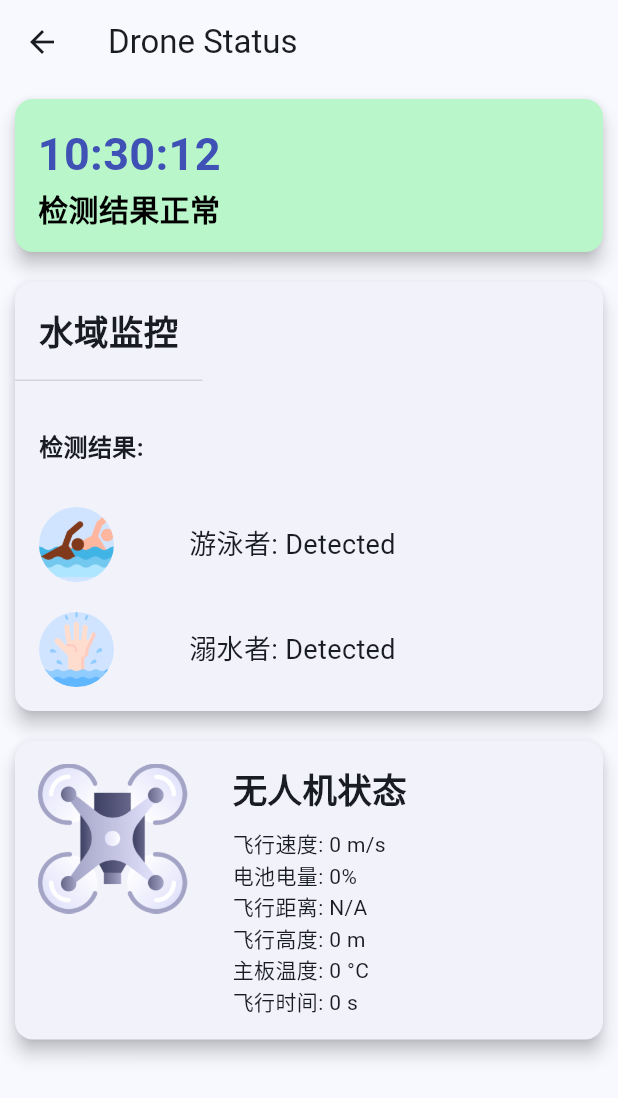
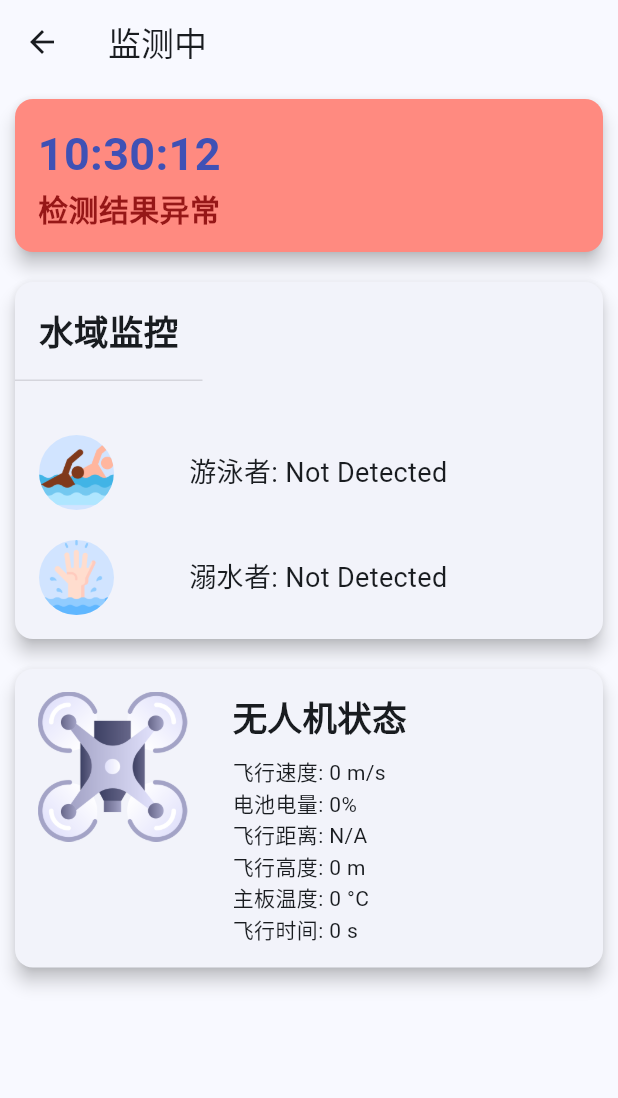
Before and after one commit to magician10001/huiyan, a Flutter app: the OutdoorPage screen opened directly with empty values, on a phone screen of 412 x 824 dp. Shown: the top 1098 px of the screen. Run offline on Flutter 3.47's test engine with Material 2 defaults, Android fonts, the phone set to English and light mode, and no system bars; our stand-ins replace dio; network calls fail.

Commit message:
drone status realtime update

```diff
--- a/lib/detection_result_card.dart
+++ b/lib/detection_result_card.dart
@@ -2,20 +2,39 @@ import 'package:flutter/material.dart';
 import 'current_time.dart';
 
 class DetectionResultCard extends StatelessWidget {
-  final String result;
+  final int drowningCount;
   final String time;
 
   DetectionResultCard({
-    required this.result,
+    required this.drowningCount,
     required this.time,
   });
 
   @override
   Widget build(BuildContext context) {
+    String displayText;
+    Color textColor;
+    Color? backgroundColor;
+
+    if (drowningCount == '-1') {
+      displayText = '检测结果未知';
+      textColor = Color(0xE4B6961F);
+      backgroundColor = Color(0xE4E8E8E8);
+    } else if (drowningCount == 0) {
+      displayText = '检测结果正常';
+      textColor = Color(0xE4050B34);
+      backgroundColor = Colors.greenAccent[100];
+    } else {
+      displayText = '检测结果异常';
+      textColor = Color(0xFF961717);
+      backgroundColor = Colors.redAccent[100];
+    }
+
+
     return Card(
       elevation: 5,
       margin: EdgeInsets.all(10),
-      color: Colors.greenAccent[100],
+      color: backgroundColor,
       child: Padding(
         padding: EdgeInsets.all(15),
         child: Row(
@@ -24,11 +43,11 @@ class DetectionResultCard extends StatelessWidget {
               children: [
                 ClockWidget(),
                 Text(
-                  '检测结果正常',
+                  displayText,
                   style: TextStyle(
                     fontSize: 20,
                     fontWeight: FontWeight.bold,
-                    color: Colors.black,
+                    color: textColor,
                   ),
                 ),
               ],
--- /dev/null
+++ b/lib/detection_result_provider.dart
@@ -0,0 +1,60 @@
+import 'dart:async';
+import 'package:flutter/material.dart';
+import 'package:dio/dio.dart';
+
+class DetectionResult {
+  final int swimmerCount;
+  final int drowningCount;
+
+  DetectionResult({
+    required this.swimmerCount,
+    required this.drowningCount,
+  });
+}
+
+class DetectionResultProvider with ChangeNotifier {
+  DetectionResult? _detectionResult;
+  late StreamController<DetectionResult?> _resultController;
+
+  DetectionResultProvider() {
+    _detectionResult = null;
+    _resultController = StreamController<DetectionResult?>.broadcast();
+  }
+
+  DetectionResult? get detectionResult => _detectionResult;
+
+  Stream<DetectionResult?> get resultStream => _resultController.stream;
+
+  void updateDetectionResult(DetectionResult result) {
+    _detectionResult = result;
+    _resultController.add(_detectionResult);
+    notifyListeners();
+  }
+
+  void dispose() {
+    _resultController.close();
+    super.dispose();
+  }
+
+  Future<void> getDetectionResult(String drone_id) async {
+    final dio = Dio(BaseOptions(baseUrl: "http://116.63.13.38:80", connectTimeout: const Duration(seconds: 3), receiveTimeout: const Duration(seconds: 3)));
+
+    try {
+      final response = await dio.get("/get_result/$drone_id");
+      if (response.statusCode == 200) {
+        // Parse the response and return the result
+        final Map<String, dynamic> responseData = response.data[0];
+        print('Response data: $responseData');
+        final DetectionResult result = DetectionResult(
+          swimmerCount: responseData['swimmerCount'],
+          drowningCount: responseData['drowningCount'],
+        );
+        updateDetectionResult(result);
+      } else {
+        print('Error getting detection result');
+      }
+    } on DioException catch (e) {
+      print('Error getting detection result: $e');
+    }
+  }
+}
--- a/lib/outdoor_page.dart
+++ b/lib/outdoor_page.dart
@@ -1,6 +1,7 @@
 import 'package:flutter/material.dart';
 import 'package:provider/provider.dart';
 import 'package:seye/drone_status_provider.dart';
+import 'package:seye/detection_result_provider.dart';
 import 'drone_states_card.dart';
 import 'dart:async';
 import 'detection_result_card.dart';
@@ -24,6 +25,7 @@ class _OutdoorPageState extends State<OutdoorPage> {
     // Start a timer to get drone status every 3 seconds
     _timer = Timer.periodic(Duration(seconds: 1), (timer) {
       Provider.of<DroneStatusProvider>(context, listen: false).getDroneStatus(widget.drone_id);
+      Provider.of<DetectionResultProvider>(context, listen: false).getDetectionResult(widget.drone_id);
     });
   }
 
@@ -36,12 +38,26 @@ class _OutdoorPageState extends State<OutdoorPage> {
   Widget build(BuildContext context) {
     return Scaffold(
       appBar: AppBar(
-        title: Text('Drone Status'),
+        title: Text('${widget.drone_id}监测中'),
       ),
       body: Column(
         children: [
-          DetectionResultCard(result: 'result', time: 'time'),
-          SwimmingPoolDetectionCard(),
+          Consumer<DetectionResultProvider>(
+            builder: (context, detectionResultProvider, child) {
+              return DetectionResultCard(
+                drowningCount: detectionResultProvider.detectionResult?.drowningCount ?? -1,
+                time: 'time'
+              );
+            },
+          ),
+          Consumer<DetectionResultProvider>(
+            builder: (context, detectionResultProvider, child) {
+              return SwimmingPoolDetectionCard(
+                swimmerCount: detectionResultProvider.detectionResult?.swimmerCount ?? 0,
+                drowningCount: detectionResultProvider.detectionResult?.drowningCount ?? 0,
+              );
+            },
+          ),
           // Use Consumer to listen to changes in DroneStatusProvider
           Consumer<DroneStatusProvider>(
             builder: (context, droneStatusProvider, child) {
--- a/lib/test.dart
+++ b/lib/test.dart
@@ -1,6 +1,14 @@
 import 'package:flutter/material.dart';
 
 class SwimmingPoolDetectionCard extends StatelessWidget {
+  final int swimmerCount;
+  final int drowningCount;
+
+  SwimmingPoolDetectionCard({
+    required this.swimmerCount,
+    required this.drowningCount,
+  });
+
   @override
   Widget build(BuildContext context) {
     return Card(
@@ -27,14 +35,8 @@ class SwimmingPoolDetectionCard extends StatelessWidget {
             child: Column(
               crossAxisAlignment: CrossAxisAlignment.start,
               children: [
-                const SizedBox(height: 16),
-                const Text(
-                  '检测结果:',
-                  style: TextStyle(fontSize: 16, fontWeight: FontWeight.bold),
-                ),
-                const SizedBox(height: 8),
-                _buildDetectionResult('游泳者', true, 'assets/swimming.png'),
-                _buildDetectionResult('溺水者', true, 'assets/drowning.png'),
+                _buildDetectionResult('游泳者', swimmerCount, 'assets/swimming.png'),
+                _buildDetectionResult('溺水者', drowningCount, 'assets/drowning.png'),
               ],
             ),
           ),
@@ -54,7 +56,7 @@ class SwimmingPoolDetectionCard extends StatelessWidget {
     );
   }
 
-  Widget _buildDetectionResult(String element, bool detected, String image) {
+  Widget _buildDetectionResult(String element, int detected, String image) {
     return Column(
       children: [
         const SizedBox(height: 20),
@@ -64,12 +66,12 @@ class SwimmingPoolDetectionCard extends StatelessWidget {
             CircleAvatar(
               backgroundImage: AssetImage(image),
               radius: 25,
-              child: detected
-                  ? null
-                  : Text(element[0], style: const TextStyle(fontSize: 20)),
+              // child: detected
+              //     ? null
+              //     : Text(element[0], style: const TextStyle(fontSize: 20)),
             ),
             const SizedBox(width: 50),
-            Text('$element: ${detected ? 'Detected' : 'Not Detected'}',
+            Text('$element: ${detected > 0 ? '$detected' : 'Not Detected'}',
                 style: const TextStyle(fontSize: 18)),
           ],
         ),
@@ -78,11 +80,11 @@ class SwimmingPoolDetectionCard extends StatelessWidget {
   }
 }
 
-void main() {
-  runApp(MaterialApp(
-    home: Scaffold(
-      appBar: AppBar(title: const Text('Flutter Swimming Pool Detection')),
-      body: SwimmingPoolDetectionCard(),
-    ),
-  ));
-}
+// void main() {
+//   runApp(MaterialApp(
+//     home: Scaffold(
+//       appBar: AppBar(title: const Text('Flutter Swimming Pool Detection')),
+//       body: SwimmingPoolDetectionCard(),
+//     ),
+//   ));
+// }
```
Also changed, not shown: lib/main.dart (+8 -2 lines), 15 other files.
